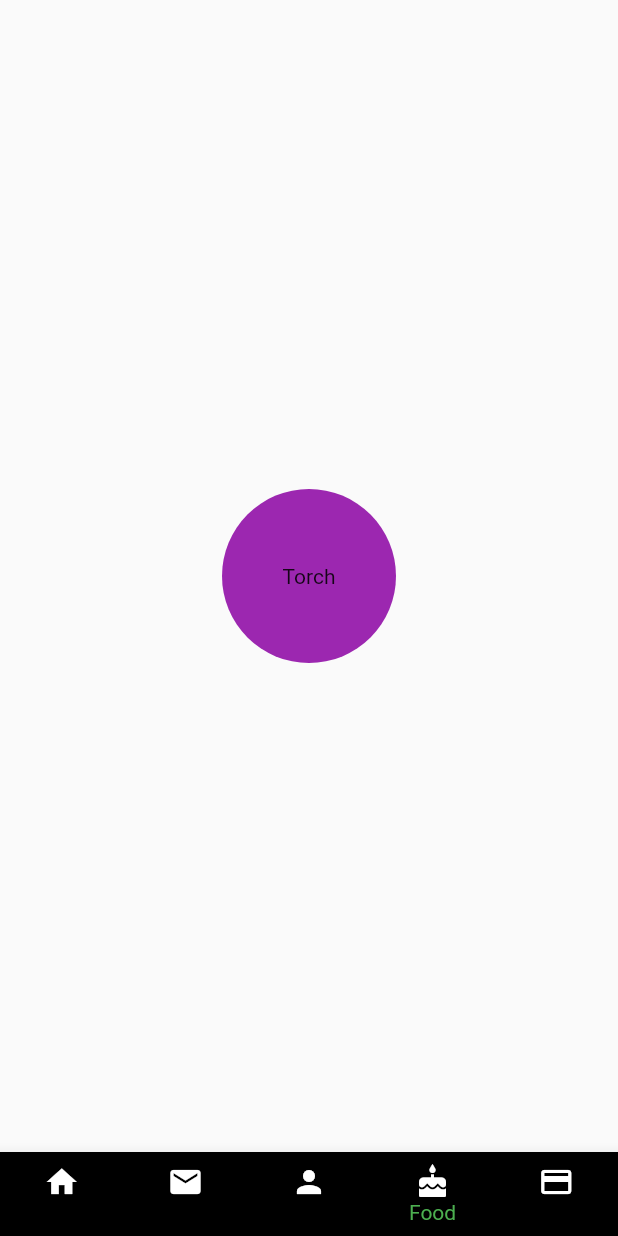
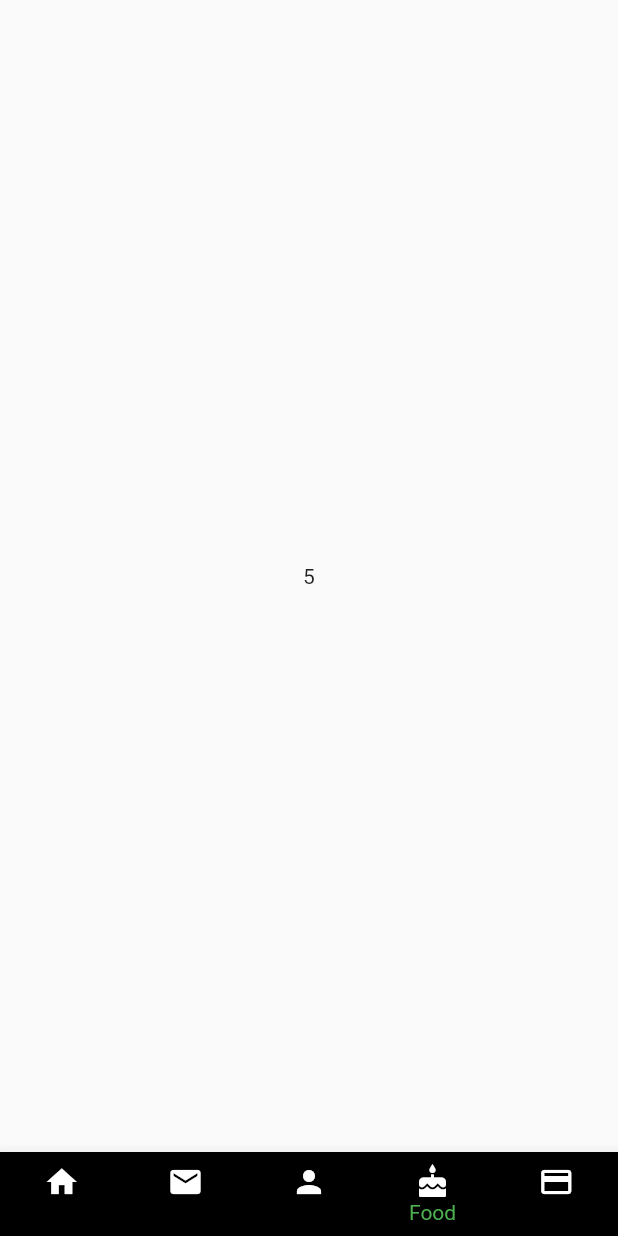
Before and after one commit to njoroge-kelvin/Tour-App, a Flutter app: the screen it shows after launch, item 4 of the bottom bar chosen, on a phone screen of 412 x 824 dp. Run offline on Flutter 3.47's test engine with Material 2 defaults, Android fonts, the phone set to English and light mode, and no system bars.

Commit message:
This changes are made to update the app

```diff
--- a/lib/Home.dart
+++ b/lib/Home.dart
@@ -1,6 +1,5 @@
 import 'package:flutter/material.dart';
 import 'package:dventure/category.dart';
-import 'package:torch/torch.dart';
 import 'package:dventure/HomePage.dart';
 
 class Home extends StatefulWidget {
@@ -48,29 +47,6 @@ class HomeState extends State<Home> {
       ),
     ),
     Center(
-      child: GestureDetector(
-        onTap: () {
-          if (_isVisible) {
-            _isVisible = !_isVisible;
-            Torch.turnOn();
-          } else {
-            _isVisible = !_isVisible;
-            Torch.turnOff();
-          }
-        },
-        child: Visibility(
-          child: Container(
-            padding: EdgeInsets.all(50.0),
-            decoration: BoxDecoration(
-              color: Colors.purple,
-              shape: BoxShape.circle,
-            ),
-            child: Text('Torch'),
-          ),
-        ),
-      ),
-    ),
-    Center(
       child: Text('5'),
     ),
   ];
@@ -94,33 +70,33 @@ class HomeState extends State<Home> {
                 Icons.home,
                 color: Colors.white,
               ),
-              title: new Text('Home'),
+              label: 'Home',
             ),
             BottomNavigationBarItem(
               icon: new Icon(
                 Icons.mail,
                 color: Colors.white,
               ),
-              title: new Text('Messages'),
+              label: 'Message'
             ),
             BottomNavigationBarItem(
                 icon: Icon(
                   Icons.person,
                   color: Colors.white,
                 ),
-                title: Text('Profile')),
+                label: 'Profile'),
             BottomNavigationBarItem(
                 icon: Icon(
                   Icons.cake,
                   color: Colors.white,
                 ),
-                title: Text('Food')),
+                label: 'Food'),
             BottomNavigationBarItem(
                 icon: Icon(
                   Icons.credit_card,
                   color: Colors.white,
                 ),
-                title: Text('pay')),
+                label: 'pay'),
           ],
           onTap: (index) {
             setState(() {
--- a/pubspec.yaml
+++ b/pubspec.yaml
@@ -19,11 +19,10 @@ environment:
 dependencies:
   flutter:
     sdk: flutter
-  torch: ^0.1.1
 
   # The following adds the Cupertino Icons font to your application.
   # Use with the CupertinoIcons class for iOS style icons.
-  cupertino_icons: ^0.1.2
+  cupertino_icons: ^1.0.5
 
 dev_dependencies:
   flutter_test:
```
Also changed, not shown: pubspec.lock, 4 other files.
